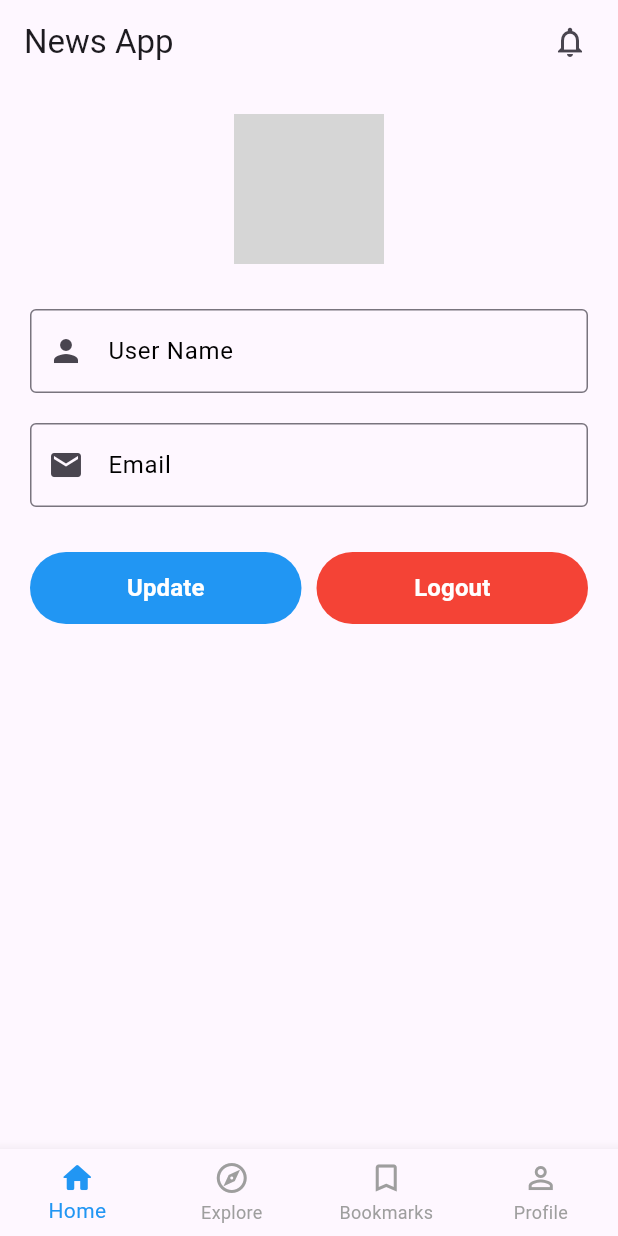
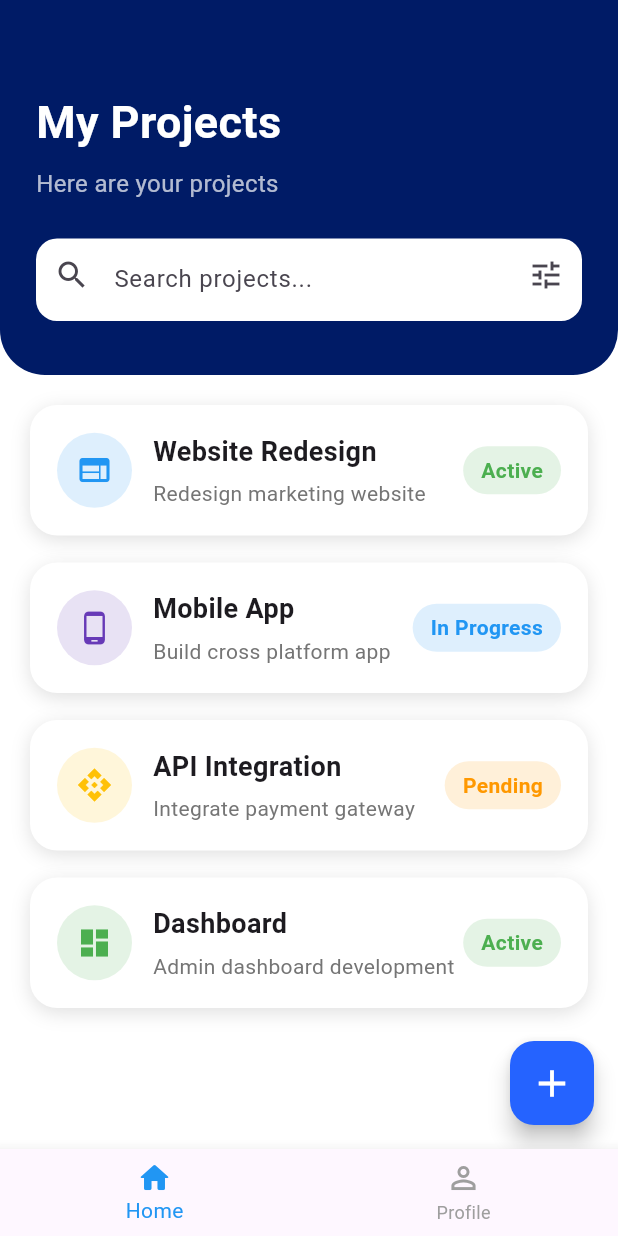
Before and after one commit to MahmoudTareek/ElectroPi, a Flutter app: the NewsLayout screen opened directly, on a phone screen of 412 x 824 dp. Run offline on Flutter 3.47's test engine with Material 3 defaults, Android fonts, the phone set to English and light mode, and no system bars; our stand-ins replace conditional_builder_null_safety, dio, flutter_bloc, fluttertoast, shared_preferences, smooth_page_indicator; accounts and stored records are empty; grey boxes are pictures that could not be loaded.

Commit message:
Projects Screen commit

```diff
--- a/lib/cubit/cubit.dart
+++ b/lib/cubit/cubit.dart
@@ -1,12 +1,12 @@
 //Cubit page for managing the state of the app and fetching functions. It uses the Dio package for network requests and Fluttertoast for displaying messages.
 import 'package:dio/dio.dart';
+import 'package:electropi/modules/Project_Screen.dart';
 import 'package:electropi/shared/network/local/cache_helper.dart';
 import 'package:flutter/material.dart';
 import 'package:flutter_bloc/flutter_bloc.dart';
 // import 'package:flutter_dotenv/flutter_dotenv.dart';
 import 'package:electropi/cubit/states.dart';
 // import 'package:electropi/modules/bookmarks/bookmarks_screen.dart';
-import 'package:electropi/modules/home_screen.dart';
 import 'package:electropi/modules/profile_screen.dart';
 // import 'package:electropi/modules/search/search_screen.dart';
 import 'package:electropi/shared/network/dio_helper.dart';
@@ -23,19 +23,19 @@ class ProjectCubit extends Cubit<ProjectStates> {
   // Bottom Navigation Bar Items and corresponding screens for the app's main navigation
   List<BottomNavigationBarItem> bottomItems = [
     BottomNavigationBarItem(icon: Icon(Icons.home_rounded), label: 'Home'),
-    BottomNavigationBarItem(
-      icon: Icon(Icons.explore_outlined),
-      label: 'Explore',
-    ),
-    BottomNavigationBarItem(
-      icon: Icon(Icons.bookmark_outline),
-      label: 'Bookmarks',
-    ),
+    // BottomNavigationBarItem(
+    //   icon: Icon(Icons.explore_outlined),
+    //   label: 'Explore',
+    // ),
+    // BottomNavigationBarItem(
+    //   icon: Icon(Icons.bookmark_outline),
+    //   label: 'Bookmarks',
+    // ),
     BottomNavigationBarItem(icon: Icon(Icons.person_outline), label: 'Profile'),
   ];
 
   List<Widget> screen = [
-    // HomeScreen(),
+    ProjectsScreen(),
     // SearchScreen(),
     // BookmarksScreen(),
     ProfileScreen(),
--- a/lib/layout/layout.dart
+++ b/lib/layout/layout.dart
@@ -12,18 +12,18 @@ class NewsLayout extends StatelessWidget {
       builder: (context, state) {
         var cubit = ProjectCubit.get(context);
         return Scaffold(
-          appBar: AppBar(
-            title: Text('News App'),
-            actions: [
-              Padding(
-                padding: const EdgeInsets.only(right: 8.0),
-                child: IconButton(
-                  icon: Icon(Icons.notifications_outlined),
-                  onPressed: () {},
-                ),
-              ),
-            ],
-          ),
+          // appBar: AppBar(
+          //   title: Text('News App'),
+          //   actions: [
+          //     Padding(
+          //       padding: const EdgeInsets.only(right: 8.0),
+          //       child: IconButton(
+          //         icon: Icon(Icons.notifications_outlined),
+          //         onPressed: () {},
+          //       ),
+          //     ),
+          //   ],
+          // ),
           body: cubit.screen[cubit.currentIndex],
           bottomNavigationBar: BottomNavigationBar(
             currentIndex: cubit.currentIndex,
--- /dev/null
+++ b/lib/modules/Project_Details_Screen.dart
@@ -0,0 +1,15 @@
+import 'package:flutter/material.dart';
+
+class ProjectDetailsScreen extends StatelessWidget {
+   @override
+   Widget build(BuildContext context) {
+     return Scaffold(
+       appBar: AppBar(
+         title: Text('Project Details'),
+       ),
+       body: Center(
+         child: Text('Details of the selected project will be displayed here.'),
+       ),
+     );
+   }
+ }
--- /dev/null
+++ b/lib/modules/Project_Screen.dart
@@ -0,0 +1,166 @@
+import 'package:flutter/material.dart';
+
+import '../shared/components.dart';
+
+class ProjectsScreen extends StatelessWidget {
+  const ProjectsScreen({super.key});
+
+  @override
+  Widget build(BuildContext context) {
+    return Scaffold(
+      backgroundColor: Colors.white,
+
+      floatingActionButton: FloatingActionButton(
+        backgroundColor: const Color(0xff2563FF),
+        elevation: 6,
+        onPressed: () {},
+        child: const Icon(
+          Icons.add,
+          color: Colors.white,
+          size: 30,
+        ),
+      ),
+
+      body: Column(
+        children: [
+
+          /// HEADER
+          Container(
+            height: 250,
+            width: double.infinity,
+            padding: const EdgeInsets.only(
+              top: 60,
+              left: 24,
+              right: 24,
+            ),
+            decoration: const BoxDecoration(
+              color: Color(0xff001B66),
+              borderRadius: BorderRadius.only(
+                bottomLeft: Radius.circular(30),
+                bottomRight: Radius.circular(30),
+              ),
+            ),
+            child: Column(
+              crossAxisAlignment: CrossAxisAlignment.start,
+              children: [
+
+                // Row(
+                //   mainAxisAlignment:
+                //       MainAxisAlignment.spaceBetween,
+                //   children: const [
+                //     Icon(
+                //       Icons.menu,
+                //       color: Colors.white,
+                //     ),
+                //     Icon(
+                //       Icons.notifications_none,
+                //       color: Colors.white,
+                //     ),
+                //   ],
+                // ),
+
+                // const SizedBox(height: 20),
+
+                const Text(
+                  "My Projects",
+                  style: TextStyle(
+                    color: Colors.white,
+                    fontSize: 30,
+                    fontWeight: FontWeight.bold,
+                  ),
+                ),
+
+                const SizedBox(height: 8),
+
+                const Text(
+                  "Here are your projects",
+                  style: TextStyle(
+                    color: Colors.white70,
+                    fontSize: 16,
+                  ),
+                ),
+
+                const SizedBox(height: 25),
+
+                Container(
+                  height: 55,
+                  decoration: BoxDecoration(
+                    color: Colors.white,
+                    borderRadius:
+                        BorderRadius.circular(14),
+                  ),
+                  child: TextField(
+                    decoration: InputDecoration(
+                      border: InputBorder.none,
+                      prefixIcon:
+                          const Icon(Icons.search),
+                      suffixIcon:
+                          const Icon(Icons.tune),
+                      hintText:
+                          "Search projects...",
+                      contentPadding:
+                          const EdgeInsets.only(
+                        top: 15,
+                      ),
+                    ),
+                  ),
+                ),
+              ],
+            ),
+          ),
+
+          /// LIST
+          Expanded(
+            child: ListView(
+              padding: const EdgeInsets.all(20),
+              children: const [
+
+                ProjectCard(
+                  title: "Website Redesign",
+                  subtitle:
+                      "Redesign marketing website",
+                  status: "Active",
+                  icon: Icons.web,
+                  iconColor: Colors.blue,
+                ),
+
+                SizedBox(height: 18),
+
+                ProjectCard(
+                  title: "Mobile App",
+                  subtitle:
+                      "Build cross platform app",
+                  status: "In Progress",
+                  icon: Icons.phone_android,
+                  iconColor: Colors.deepPurple,
+                ),
+
+                SizedBox(height: 18),
+
+                ProjectCard(
+                  title: "API Integration",
+                  subtitle:
+                      "Integrate payment gateway",
+                  status: "Pending",
+                  icon: Icons.api,
+                  iconColor: Colors.amber,
+                ),
+
+                SizedBox(height: 18),
+
+                ProjectCard(
+                  title: "Dashboard",
+                  subtitle:
+                      "Admin dashboard development",
+                  status: "Active",
+                  icon: Icons.dashboard,
+                  iconColor: Colors.green,
+                ),
+              ],
+            ),
+          ),
+        ],
+      ),
+    );
+  }
+}
--- a/lib/shared/components.dart
+++ b/lib/shared/components.dart
@@ -1,5 +1,6 @@
 // Components file I made to avoid code repetition and make the code more organized and reusable. Moreover it makes it easier to maintain and update the code in the future.
 import 'package:conditional_builder_null_safety/conditional_builder_null_safety.dart';
+import 'package:electropi/modules/Project_Details_Screen.dart';
 import 'package:flutter/material.dart';
 // import 'package:electropi/modules/details/detail_screen.dart';
 
@@ -223,3 +224,112 @@ int hour({required articleTime}) {
   int hoursAgo = diff.inHours;
   return hoursAgo;
 }
+
+class ProjectCard extends StatelessWidget {
+  final String title;
+  final String subtitle;
+  final String status;
+  final IconData icon;
+  final Color iconColor;
+
+  const ProjectCard({
+    super.key,
+    required this.title,
+    required this.subtitle,
+    required this.status,
+    required this.icon,
+    required this.iconColor,
+  });
+
+  @override
+  Widget build(BuildContext context) {
+    return GestureDetector(
+      onTap: () {
+        // Navigate to project details screen when the card is tapped
+        navigateTo(context, ProjectDetailsScreen());
+      },
+      child: Container(
+        padding: const EdgeInsets.all(18),
+        decoration: BoxDecoration(
+          color: Colors.white,
+          borderRadius:
+              BorderRadius.circular(18),
+          boxShadow: [
+            BoxShadow(
+              color: Colors.black12,
+              blurRadius: 10,
+              offset: Offset(0, 3),
+            )
+          ],
+        ),
+        child: Row(
+          children: [
+            Container(
+              height: 50,
+              width: 50,
+              decoration: BoxDecoration(
+                color: iconColor.withOpacity(.15),
+                shape: BoxShape.circle,
+              ),
+              child: Icon(
+                icon,
+                color: iconColor,
+              ),
+            ),
+
+            const SizedBox(width: 14),
+
+            Expanded(
+              child: Column(
+                crossAxisAlignment:
+                    CrossAxisAlignment.start,
+                children: [
+
+                  Text(
+                    title,
+                    style: const TextStyle(
+                      fontWeight:
+                          FontWeight.bold,
+                      fontSize: 18,
+                    ),
+                  ),
+
+                  const SizedBox(height: 5),
+
+                  Text(
+                    subtitle,
+                    style: TextStyle(
+                      color: Colors.grey[600],
+                    ),
+                  ),
+                ],
+              ),
+            ),
+
+            Container(
+              padding:
+                  const EdgeInsets.symmetric(
+                horizontal: 12,
+                vertical: 6,
+              ),
+              decoration: BoxDecoration(
+                color:
+                    status == "Active" ? Colors.green.withOpacity(.15) : status == "Pending" ? Colors.orange.withOpacity(.15) : Colors.blue.withOpacity(.15),
+                borderRadius:
+                    BorderRadius.circular(30),
+              ),
+              child: Text(
+                status,
+                style: TextStyle(
+                  color: status == "Active" ? Colors.green : status == "Pending" ? Colors.orange : Colors.blue,
+                  fontWeight:
+                      FontWeight.w600,
+                ),
+              ),
+            ),
+          ],
+        ),
+      ),
+    );
+  }
+}
```
Also changed, not shown: lib/modules/Home_Screen.dart (deleted, +0 -204 lines).
